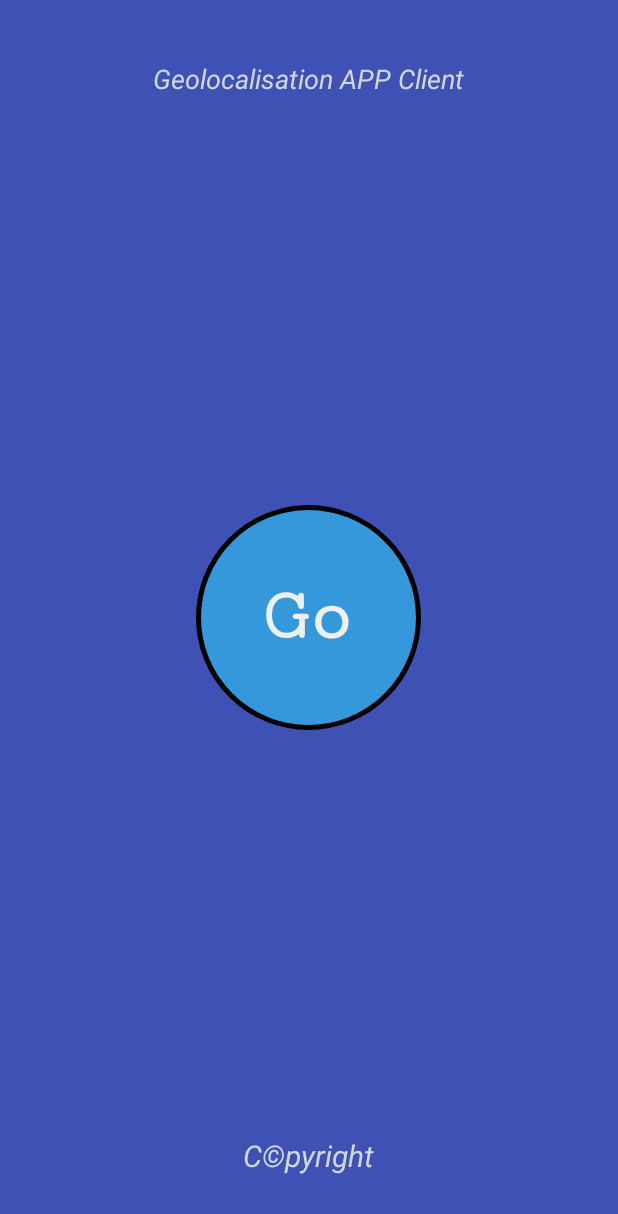
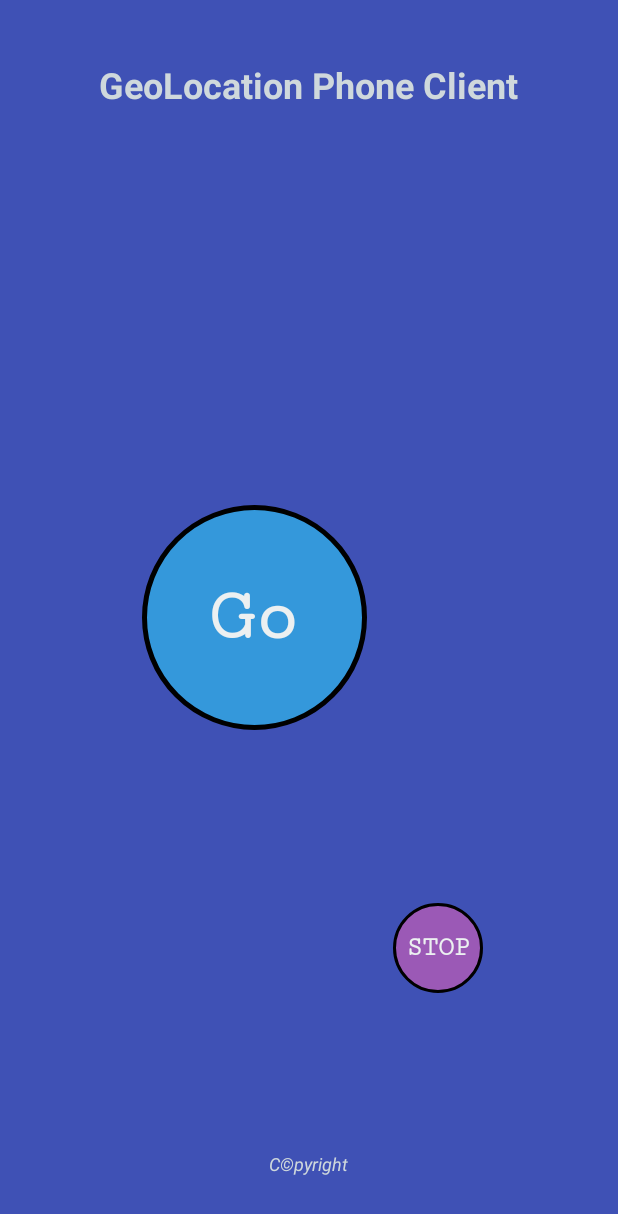
Before and after one commit to mota-b/GeoLocation_Android, an Android app: the screen it shows after launch (Activity_persm_and_go), on a phone screen of 412 x 824 dp. Shown: the top 1214 px of the screen. Run offline under Robolectric (Android 15) with nearby library versions, the phone set to English and light mode, and no system bars; libraries missing offline, so code that uses them is left out: com.github.nkzawa.emitter, com.github.nkzawa.socketio; 1 statement that could not run was skipped.

Commit message:
Add fixed notification && Stop Service Button

```diff
--- a/GeoLock_android_client/app/src/main/java/net/zexes_g/demontrack/Activity_persm_and_go.java
+++ b/GeoLock_android_client/app/src/main/java/net/zexes_g/demontrack/Activity_persm_and_go.java
@@ -22,6 +22,7 @@ public class Activity_persm_and_go extends Activity {
 
     /* layout */
     Button go;
+    Button stop;
     //----------------------------------------------------------------------------------------------
 
 
@@ -163,6 +164,7 @@ public class Activity_persm_and_go extends Activity {
 
         /* Link layout */
         go = (Button) findViewById(R.id.go);
+        stop = (Button) findViewById(R.id.stop);
     }
 
     /* We can use buttons */
@@ -170,9 +172,16 @@ public class Activity_persm_and_go extends Activity {
         go.setOnClickListener(new View.OnClickListener() {
             @Override
             public void onClick(View v) {
-
                 /* User Location Service */
                 startLocation_service();
+            }
+        });
+
+        stop.setOnClickListener(new View.OnClickListener() {
+            @Override
+            public void onClick(View v) {
+                /* User Location Service */
+                stopLocation_service();
             }
         });
     }
@@ -182,6 +191,13 @@ public class Activity_persm_and_go extends Activity {
         startService(new Intent(this, GpsLocationService.class));
         this.finish();
     }
+
+    /* Stop User Location Service */
+    private void stopLocation_service() {
+        stopService(new Intent(this, GpsLocationService.class));
+        //this.finish();
+    }
+
 
     /* Resume receivers */
     private void resume_receivers() {
--- /dev/null
+++ b/GeoLock_android_client/app/src/main/res/drawable/stop_button.xml
@@ -0,0 +1,10 @@
+<?xml version="1.0" encoding="utf-8"?>
+<selector xmlns:android="http://schemas.android.com/apk/res/android">
+    <item>
+        <shape android:shape="oval">
+            <stroke android:color="#000000" android:width="2dp" />
+            <solid android:color="#9b59b6"/>
+            <size android:width="50dp" android:height="50dp"/>
+        </shape>
+    </item>
+</selector>
--- a/GeoLock_android_client/app/src/main/res/layout/activity_perms_and_go.xml
+++ b/GeoLock_android_client/app/src/main/res/layout/activity_perms_and_go.xml
@@ -8,37 +8,57 @@
     android:padding="20dp">
 
     <TextView
+        android:id="@+id/textView"
         android:layout_width="wrap_content"
         android:layout_height="wrap_content"
         android:layout_centerHorizontal="true"
         android:layout_marginTop="20dp"
-        android:text="Geolocalisation APP Client"
+        android:text="GeoLocation Phone Client"
         android:textColor="#CFD8DC"
-        android:textSize="18sp"
-        android:textStyle="italic" />
+        android:textSize="24sp"
+        android:textStyle="bold" />
     <Button
         android:id="@+id/go"
         style="@style/Widget.AppCompat.Button.Borderless"
         android:layout_width="wrap_content"
         android:layout_height="wrap_content"
-        android:layout_centerInParent="true"
-        android:background="@drawable/circle_button"
+        android:background="@drawable/go_button"
         android:fontFamily="serif-monospace"
         android:text="Go"
         android:textAppearance="@style/TextAppearance.AppCompat.Display1"
         android:textColor="#ecf0f1"
         android:textSize="50dp"
-        android:textStyle="bold"/>
+        android:textStyle="bold"
+        android:layout_marginEnd="17dp"
+        android:layout_centerVertical="true"
+        android:layout_toStartOf="@+id/stop" />
+
+    <Button
+        android:id="@+id/stop"
+        style="@style/Widget.AppCompat.Button.Borderless"
+        android:layout_width="60dp"
+        android:layout_height="60dp"
+        android:background="@drawable/stop_button"
+        android:fontFamily="serif-monospace"
+        android:text="STOP"
+        android:textColor="#ecf0f1"
+        android:textSize="18sp"
+        android:textStyle="bold"
+        android:layout_marginBottom="105dp"
+        android:layout_marginEnd="23dp"
+        android:layout_above="@+id/textView2"
+        android:layout_alignEnd="@+id/textView" />
 
     <TextView
+        android:id="@+id/textView2"
         android:layout_width="wrap_content"
         android:layout_height="wrap_content"
+        android:layout_alignParentBottom="true"
         android:layout_centerHorizontal="true"
-        android:layout_alignParentBottom="true"
         android:layout_marginBottom="20dp"
         android:text="C©pyright"
         android:textColor="#CFD8DC"
-        android:textSize="20sp"
+        android:textSize="12sp"
         android:textStyle="italic" />
 
 </RelativeLayout>
```
Also changed, not shown: GeoLock_android_client/app/src/main/java/net/zexes_g/demontrack/GpsLocationService.java (+46 -0 lines), GeoLock_android_client/app/src/main/res/drawable/ic_location_on_black_24dp.xml (added, +9 -0 lines), GeoLock_android_client/app/src/main/res/drawable/go_button.xml (renamed from GeoLock_android_client/app/src/main/res/drawable/circle_button.xml).
